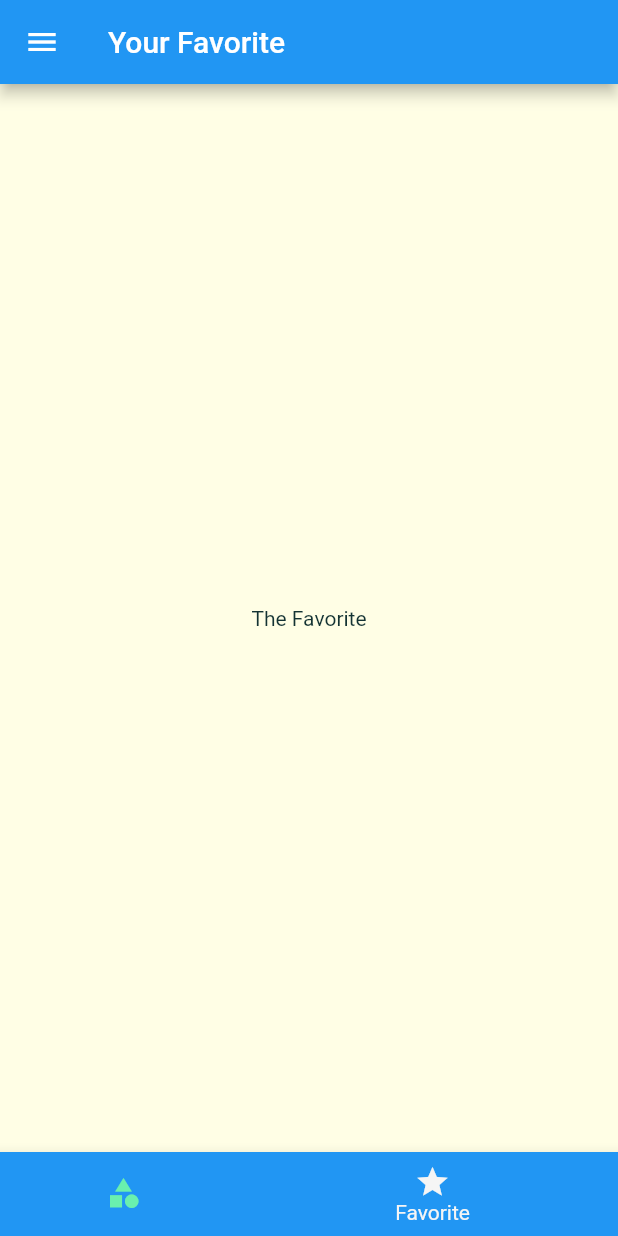
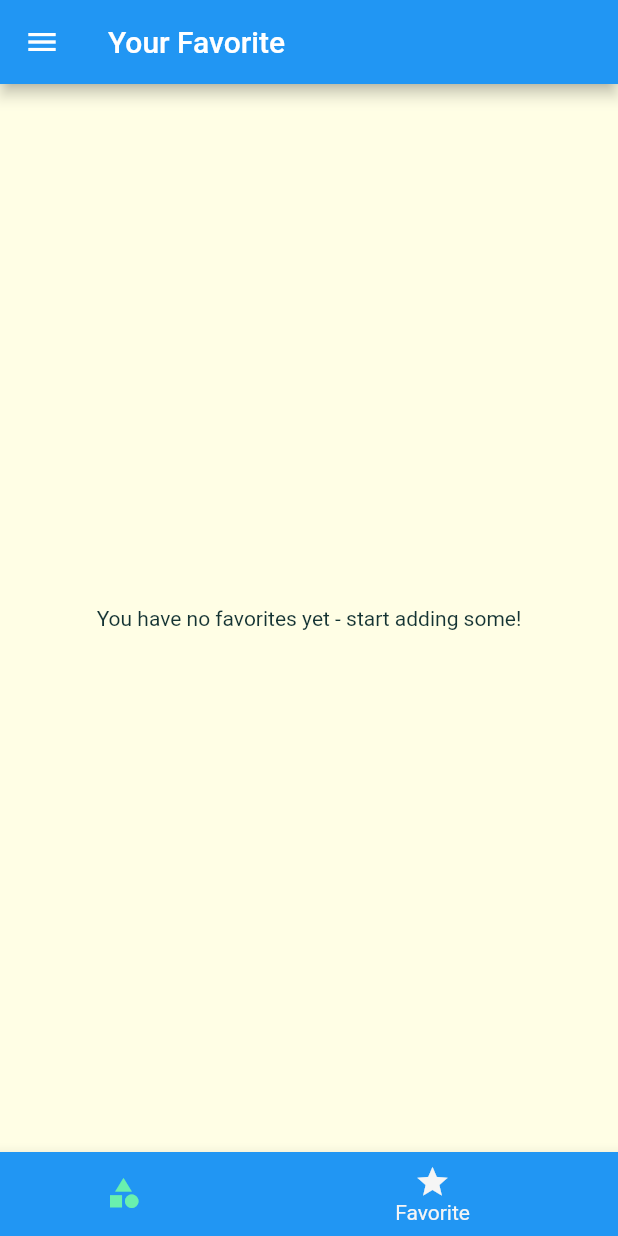
Before and after one commit to sinjikoro/meals_app, a Flutter app: the screen it shows after launch, item 2 of the bottom bar chosen, on a phone screen of 412 x 824 dp. Run offline on Flutter 3.47's test engine with Material 2 defaults, Android fonts, the phone set to English and light mode, and no system bars; Roboto replaces fonts that are missing (Raleway).

Commit message:
182. Adding a Mark as Favorite

```diff
--- a/lib/main.dart
+++ b/lib/main.dart
@@ -28,6 +28,7 @@ class _MyAppState extends State<MyApp> {
     'vegetarian': false,
   };
   List<Meal> _availableMeals = DUMMY_MEALS;
+  final List<Meal> _favoritedMeals = [];
 
   _setFilter(Map<String, bool> filterData) {
     setState(() {
@@ -49,6 +50,21 @@ class _MyAppState extends State<MyApp> {
         return true;
       }).toList();
     });
+  }
+
+  void _toggleFavorite(String mealId) {
+    final existingIndex =
+        _favoritedMeals.indexWhere((meal) => meal.id == mealId);
+    if (existingIndex > 0) {
+      setState(() => _favoritedMeals.removeAt(existingIndex));
+    } else {
+      setState(() => _favoritedMeals
+          .add(DUMMY_MEALS.firstWhere((meal) => meal.id == mealId)));
+    }
+  }
+
+  bool _isMealFavorite(String id) {
+    return _favoritedMeals.any((meal) => meal.id == id);
   }
 
   // This widget is the root of your application.
@@ -75,11 +91,16 @@ class _MyAppState extends State<MyApp> {
       ),
       initialRoute: '/',
       routes: {
-        '/': (context) => const TabsScreen(),
+        '/': (context) => TabsScreen(
+              favoritedMeals: _favoritedMeals,
+            ),
         CategoryMealsScreen.routePath: (context) => CategoryMealsScreen(
               availableMeals: _availableMeals,
             ),
-        MealDetailScreen.routePath: (context) => const MealDetailScreen(),
+        MealDetailScreen.routePath: (context) => MealDetailScreen(
+              toggleFavorite: _toggleFavorite,
+              isFavorite: _isMealFavorite,
+            ),
         FiltersScreen.routePath: ((context) => FiltersScreen(
               saveFilters: _setFilter,
               currentFilters: _filters,
--- a/lib/screens/favorite_screen.dart
+++ b/lib/screens/favorite_screen.dart
@@ -1,12 +1,32 @@
 import 'package:flutter/material.dart';
+import 'package:meals_app/widgets/meal_item.dart';
+
+import '../models/meal.dart';
 
 class FavoriteScreen extends StatelessWidget {
-  const FavoriteScreen({super.key});
+  final List<Meal> favoritedMeals;
+
+  const FavoriteScreen({super.key, required this.favoritedMeals});
 
   @override
   Widget build(BuildContext context) {
-    return const Center(
-      child: Text('The Favorite'),
-    );
+    if (favoritedMeals.isEmpty) {
+      return const Center(
+        child: Text('You have no favorites yet - start adding some!'),
+      );
+    } else {
+      return ListView.builder(
+        itemBuilder: (context, index) {
+          return MealItem(
+              id: favoritedMeals[index].id,
+              title: favoritedMeals[index].title,
+              imageUrl: favoritedMeals[index].imageUrl,
+              duration: favoritedMeals[index].duration,
+              complexity: favoritedMeals[index].complexity,
+              affordability: favoritedMeals[index].affordability);
+        },
+        itemCount: favoritedMeals.length,
+      );
+    }
   }
 }
--- a/lib/screens/tabs_screen.dart
+++ b/lib/screens/tabs_screen.dart
@@ -4,24 +4,39 @@ import 'package:meals_app/screens/main_drawer.dart';
 import './categories_screen.dart';
 import './favorite_screen.dart';
 
+import '../models/meal.dart';
+
 class TabsScreen extends StatefulWidget {
-  const TabsScreen({super.key});
+  final List<Meal> favoritedMeals;
+
+  const TabsScreen({super.key, required this.favoritedMeals});
 
   @override
   State<TabsScreen> createState() => _TabsScreenState();
 }
 
 class _TabsScreenState extends State<TabsScreen> {
-  final List<Map<String, Object>> _pages = const <Map<String, Object>>[
-    {'page': CategoriesScreen(), 'title': 'Categories'},
-    {'page': FavoriteScreen(), 'title': 'Your Favorite'},
-  ];
+  late List<Map<String, Object>> _pages;
   int _selectPageIndex = 0;
 
   void _selectPage(int index) {
     setState(() {
       _selectPageIndex = index;
     });
+  }
+
+  @override
+  void initState() {
+    _pages = <Map<String, Object>>[
+      {'page': const CategoriesScreen(), 'title': 'Categories'},
+      {
+        'page': FavoriteScreen(
+          favoritedMeals: widget.favoritedMeals,
+        ),
+        'title': 'Your Favorite'
+      },
+    ];
+    super.initState();
   }
 
   @override
--- a/lib/widgets/meal_item.dart
+++ b/lib/widgets/meal_item.dart
@@ -9,7 +9,6 @@ class MealItem extends StatelessWidget {
   final int duration;
   final Complexity complexity;
   final Affordability affordability;
-  final Function removeMeal;
 
   const MealItem({
     super.key,
@@ -19,7 +18,6 @@ class MealItem extends StatelessWidget {
     required this.duration,
     required this.complexity,
     required this.affordability,
-    required this.removeMeal,
   });
 
   String get complexityText {
@@ -56,7 +54,7 @@ class MealItem extends StatelessWidget {
     )
         .then((result) {
       if (result != null) {
-        removeMeal(result.toString());
+        // removeMeal(result.toString());
       }
     });
   }
```
Also changed, not shown: lib/screens/category_meals_screen.dart (+0 -7 lines), lib/screens/meal_detail_screen.dart (+10 -5 lines), lib/models/meal.dart (line endings or trailing spaces).
